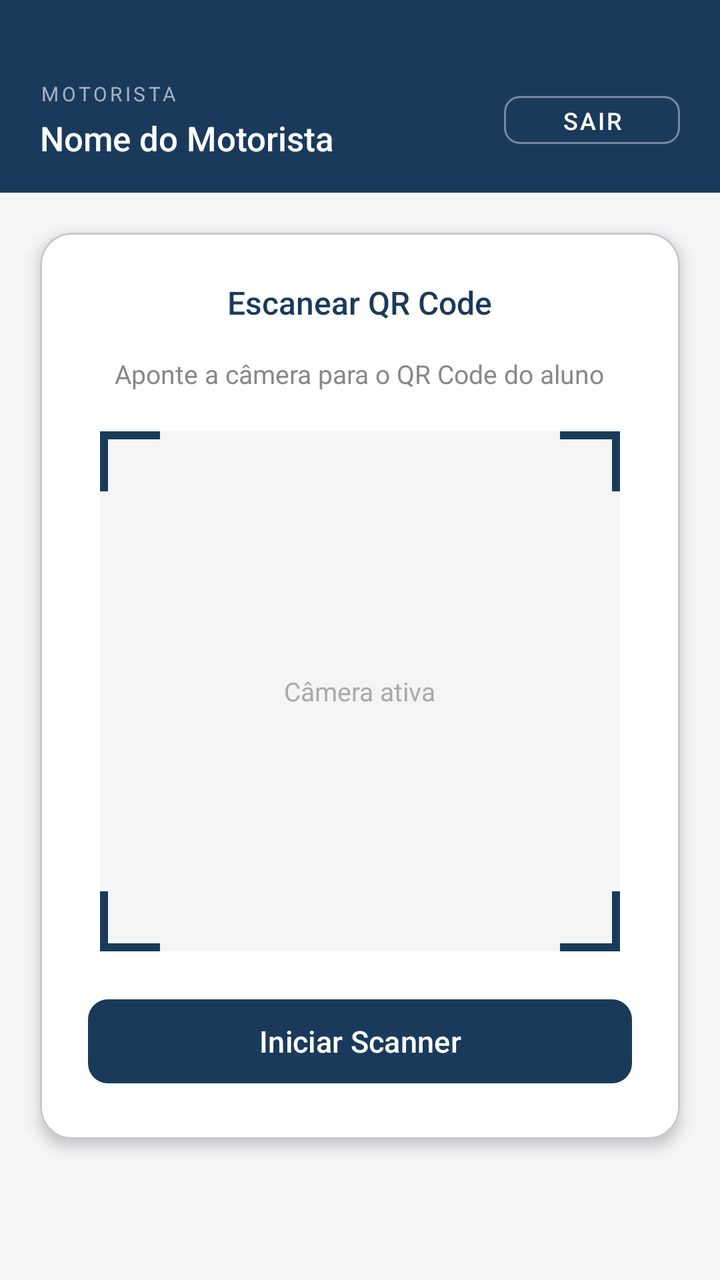
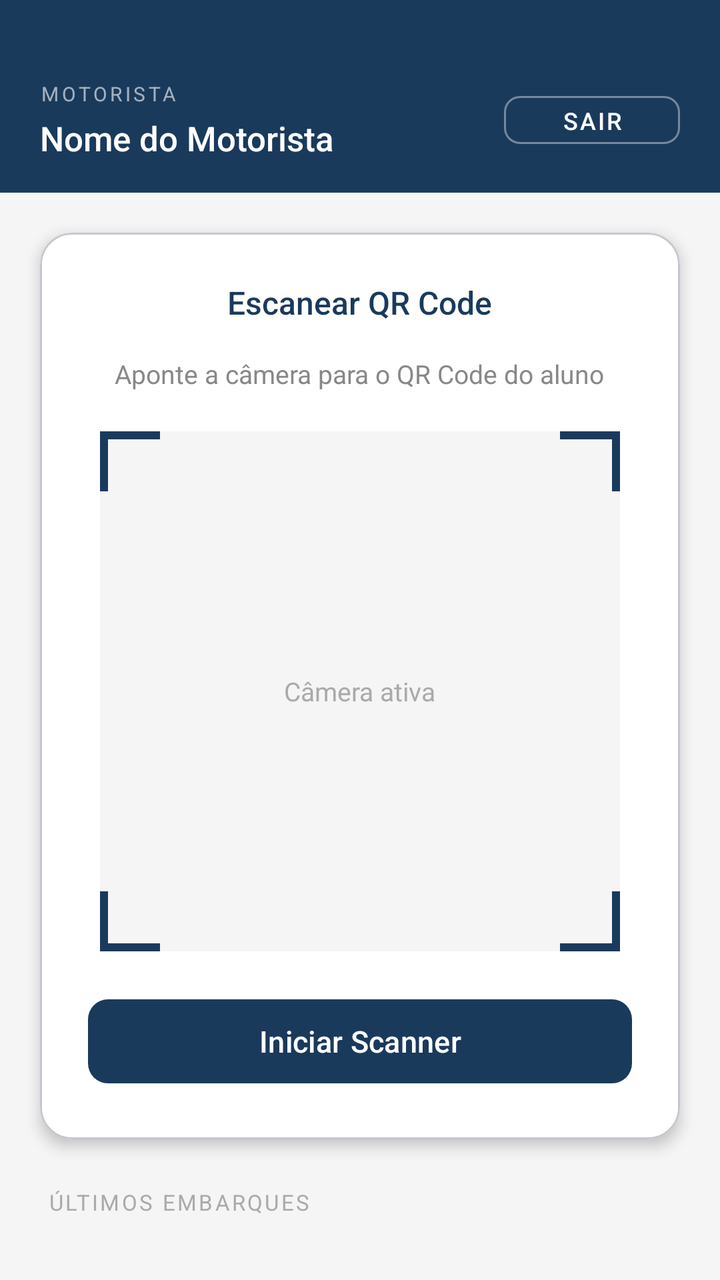

Before-and-after screenshots of an Android layout around one commit, followed by the original layout XML and the change that was made.
<!-- AndroidManifest.xml: application theme Theme.Carteirinha -->
<!-- res/layout/activity_motorista.xml -->
<?xml version="1.0" encoding="utf-8"?>
<LinearLayout xmlns:android="http://schemas.android.com/apk/res/android"
    xmlns:app="http://schemas.android.com/apk/res-auto"
    android:layout_width="match_parent"
    android:layout_height="match_parent"
    android:orientation="vertical"
    android:background="@color/background_light">

    
    <LinearLayout
        android:layout_width="match_parent"
        android:layout_height="wrap_content"
        android:orientation="horizontal"
        android:gravity="center_vertical"
        android:background="@color/primary_dark"
        android:paddingStart="20dp"
        android:paddingEnd="20dp"
        android:paddingTop="40dp"
        android:paddingBottom="16dp">

        <LinearLayout
            android:layout_width="0dp"
            android:layout_height="wrap_content"
            android:layout_weight="1"
            android:orientation="vertical">

            <TextView
                android:layout_width="wrap_content"
                android:layout_height="wrap_content"
                android:text="MOTORISTA"
                android:textColor="#99FFFFFF"
                android:textSize="10sp"
                android:letterSpacing="0.15"
                android:layout_marginBottom="4dp" />

            <TextView
                android:id="@+id/tvNomeMotorista"
                android:layout_width="wrap_content"
                android:layout_height="wrap_content"
                android:text="Nome do Motorista"
                android:textColor="@android:color/white"
                android:textSize="17sp"
                android:fontFamily="sans-serif-medium" />

        </LinearLayout>

        <com.google.android.material.button.MaterialButton
            android:id="@+id/btnSairMotorista"
            style="@style/Widget.MaterialComponents.Button.OutlinedButton"
            android:layout_width="wrap_content"
            android:layout_height="36dp"
            android:text="Sair"
            android:textSize="12sp"
            android:textColor="@android:color/white"
            app:strokeColor="#66FFFFFF"
            app:strokeWidth="1dp"
            app:cornerRadius="8dp" />

    </LinearLayout>

    
    <com.google.android.material.card.MaterialCardView
        android:layout_width="match_parent"
        android:layout_height="wrap_content"
        android:layout_marginStart="20dp"
        android:layout_marginEnd="20dp"
        android:layout_marginTop="20dp"
        android:layout_marginBottom="16dp"
        app:cardCornerRadius="16dp"
        app:cardElevation="4dp"
        app:cardBackgroundColor="@color/white">

        <LinearLayout
            android:layout_width="match_parent"
            android:layout_height="wrap_content"
            android:orientation="vertical"
            android:gravity="center"
            android:padding="24dp">

            <TextView
                android:layout_width="wrap_content"
                android:layout_height="wrap_content"
                android:text="Escanear QR Code"
                android:textSize="16sp"
                android:textColor="@color/primary_dark"
                android:fontFamily="sans-serif-medium"
                android:layout_marginBottom="16dp" />

            <TextView
                android:layout_width="wrap_content"
                android:layout_height="wrap_content"
                android:text="Aponte a câmera para o QR Code do aluno"
                android:textSize="13sp"
                android:textColor="@color/text_secondary"
                android:textAlignment="center"
                android:layout_marginBottom="20dp" />

            
            <FrameLayout
                android:id="@+id/flCamera"
                android:layout_width="260dp"
                android:layout_height="260dp"
                android:background="@color/background_light"
                android:layout_marginBottom="20dp">

                
                <View
                    android:layout_width="30dp"
                    android:layout_height="4dp"
                    android:background="@color/primary_dark"
                    android:layout_gravity="top|start" />
                <View
                    android:layout_width="4dp"
                    android:layout_height="30dp"
                    android:background="@color/primary_dark"
                    android:layout_gravity="top|start" />

                
                <View
                    android:layout_width="30dp"
                    android:layout_height="4dp"
                    android:background="@color/primary_dark"
                    android:layout_gravity="top|end" />
                <View
                    android:layout_width="4dp"
                    android:layout_height="30dp"
                    android:background="@color/primary_dark"
                    android:layout_gravity="top|end" />

                
                <View
                    android:layout_width="30dp"
                    android:layout_height="4dp"
                    android:background="@color/primary_dark"
                    android:layout_gravity="bottom|start" />
                <View
                    android:layout_width="4dp"
                    android:layout_height="30dp"
                    android:background="@color/primary_dark"
                    android:layout_gravity="bottom|start" />

                
                <View
                    android:layout_width="30dp"
                    android:layout_height="4dp"
                    android:background="@color/primary_dark"
                    android:layout_gravity="bottom|end" />
                <View
                    android:layout_width="4dp"
                    android:layout_height="30dp"
                    android:background="@color/primary_dark"
                    android:layout_gravity="bottom|end" />

                
                <TextView
                    android:layout_width="wrap_content"
                    android:layout_height="wrap_content"
                    android:layout_gravity="center"
                    android:text="Câmera ativa"
                    android:textSize="13sp"
                    android:textColor="@color/text_hint" />

            </FrameLayout>

            
            <com.google.android.material.button.MaterialButton
                android:id="@+id/btnEscanear"
                android:layout_width="match_parent"
                android:layout_height="50dp"
                android:text="Iniciar Scanner"
                android:textSize="15sp"
                android:textColor="@android:color/white"
                app:backgroundTint="@color/primary_dark"
                app:cornerRadius="10dp" />

        </LinearLayout>

    </com.google.android.material.card.MaterialCardView>

    
    <com.google.android.material.card.MaterialCardView
        android:id="@+id/cardResultado"
        android:layout_width="match_parent"
        android:layout_height="wrap_content"
        android:layout_marginStart="20dp"
        android:layout_marginEnd="20dp"
        android:visibility="gone"
        app:cardCornerRadius="12dp"
        app:cardElevation="2dp"
        app:cardBackgroundColor="@color/white">

        <LinearLayout
            android:layout_width="match_parent"
            android:layout_height="wrap_content"
            android:orientation="vertical"
            android:padding="20dp">

            <TextView
                android:layout_width="wrap_content"
                android:layout_height="wrap_content"
                android:text="RESULTADO"
                android:textSize="10sp"
                android:textColor="@color/text_hint"
                android:letterSpacing="0.1"
                android:layout_marginBottom="12dp" />

            <TextView
                android:id="@+id/tvNomeAlunoScan"
                android:layout_width="wrap_content"
                android:layout_height="wrap_content"
                android:text="Nome do Aluno"
                android:textSize="17sp"
                android:textColor="@color/text_primary"
                android:fontFamily="sans-serif-medium"
                android:layout_marginBottom="4dp" />

            <TextView
                android:id="@+id/tvMatriculaScan"
                android:layout_width="wrap_content"
                android:layout_height="wrap_content"
                android:text="Matrícula: 2026001"
                android:textSize="13sp"
                android:textColor="@color/text_secondary"
                android:layout_marginBottom="4dp" />

            <TextView
                android:id="@+id/tvCursoScan"
                android:layout_width="wrap_content"
                android:layout_height="wrap_content"
                android:text="Curso / Turma"
                android:textSize="13sp"
                android:textColor="@color/text_secondary"
                android:layout_marginBottom="16dp" />

            
            <LinearLayout
                android:layout_width="match_parent"
                android:layout_height="wrap_content"
                android:orientation="horizontal"
                android:gravity="center"
                android:weightSum="2">

                <com.google.android.material.button.MaterialButton
                    android:id="@+id/btnNegarEmbarque"
                    style="@style/Widget.MaterialComponents.Button.OutlinedButton"
                    android:layout_width="0dp"
                    android:layout_height="46dp"
                    android:layout_weight="1"
                    android:text="Negar"
                    android:textSize="14sp"
                    android:textColor="#C62828"
                    app:strokeColor="#C62828"
                    app:strokeWidth="1dp"
                    app:cornerRadius="10dp"
                    android:layout_marginEnd="8dp" />

                <com.google.android.material.button.MaterialButton
                    android:id="@+id/btnConfirmarEmbarque"
                    android:layout_width="0dp"
                    android:layout_height="46dp"
                    android:layout_weight="1"
                    android:text="Confirmar"
                    android:textSize="14sp"
                    android:textColor="@android:color/white"
                    app:backgroundTint="#2E7D32"
                    app:cornerRadius="10dp"
                    android:layout_marginStart="8dp" />

            </LinearLayout>

        </LinearLayout>

    </com.google.android.material.card.MaterialCardView>

</LinearLayout>
<!-- resources referenced by this layout -->
<resources>
  <color name="background_light">#F5F5F5</color>
  <color name="primary_dark">#1A3A5C</color>
  <color name="text_hint">#AAAAAA</color>
  <color name="text_primary">#1A1A1A</color>
  <color name="text_secondary">#888888</color>
  <color name="white">#FFFFFFFF</color>
  <style name="Theme.Carteirinha" parent="Base.Theme.Carteirinha" />
  <style name="Base.Theme.Carteirinha" parent="Theme.Material3.DayNight.NoActionBar">
          
          
      </style>
</resources>

<!-- the commit's change to res/layout/activity_motorista.xml (unified diff, before → after) -->
@@ -272,4 +272,25 @@
 
     </com.google.android.material.card.MaterialCardView>
 
+    
+    <TextView
+        android:layout_width="wrap_content"
+        android:layout_height="wrap_content"
+        android:text="ÚLTIMOS EMBARQUES"
+        android:textSize="11sp"
+        android:textColor="@color/text_hint"
+        android:letterSpacing="0.1"
+        android:layout_marginStart="24dp"
+        android:layout_marginTop="8dp"
+        android:layout_marginBottom="8dp" />
+
+    <androidx.recyclerview.widget.RecyclerView
+        android:id="@+id/rvEmbarquesMotorista"
+        android:layout_width="match_parent"
+        android:layout_height="0dp"
+        android:layout_weight="1"
+        android:paddingStart="20dp"
+        android:paddingEnd="20dp"
+        android:clipToPadding="false" />
+
 </LinearLayout>
